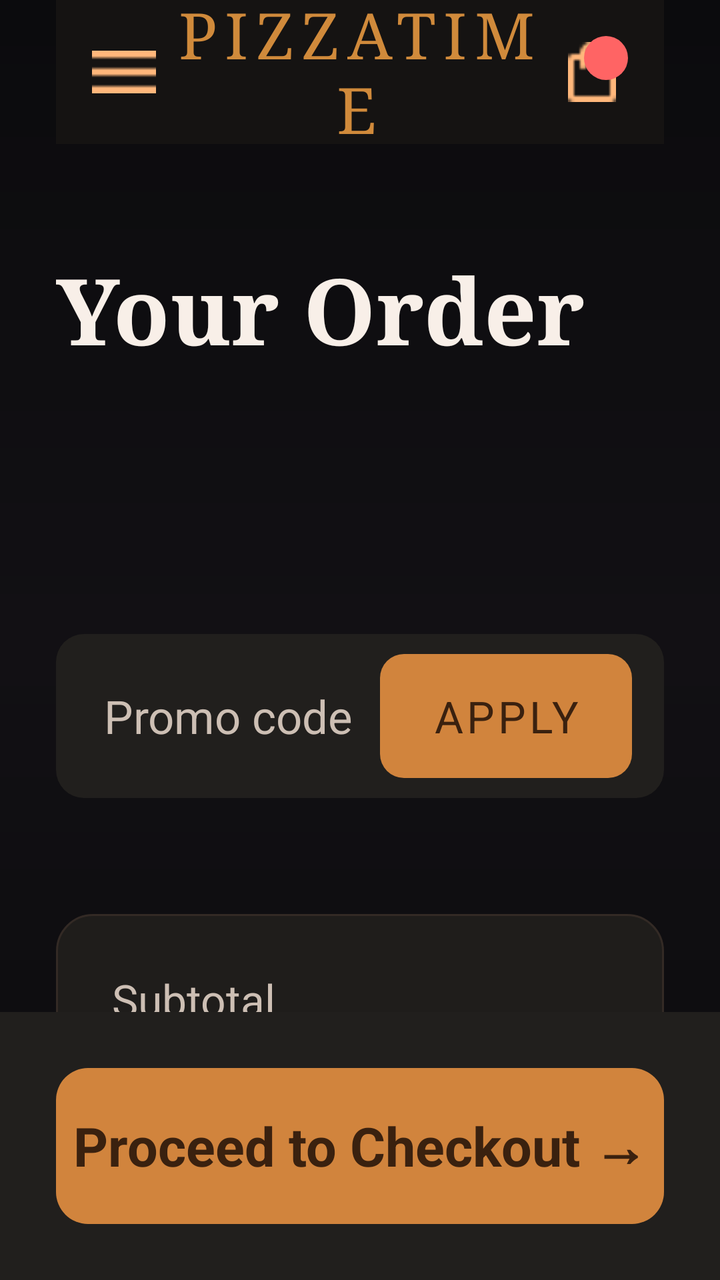
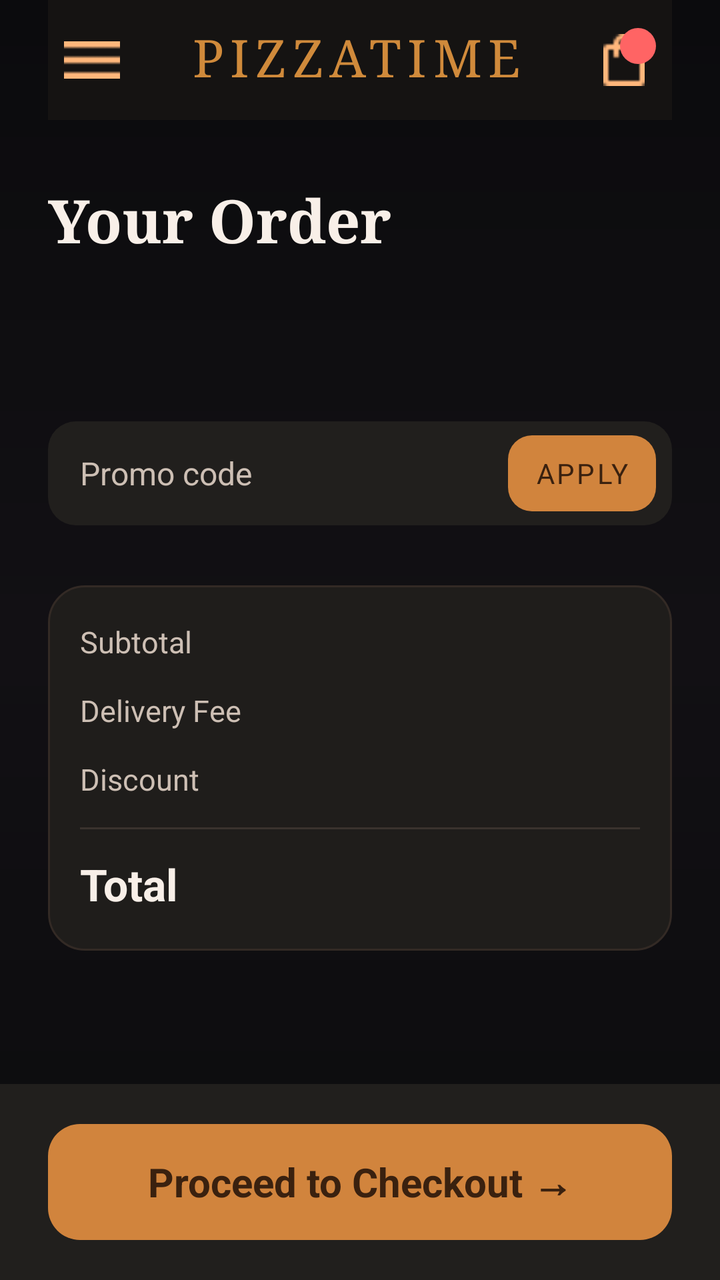

An Android layout rendered at two revisions. The XML below is the earlier revision; the diff shows what the commit changed to produce the second picture.
<!-- AndroidManifest.xml: application theme Theme.PizzaTime -->
<!-- res/layout/fragment_cart.xml -->
<?xml version="1.0" encoding="utf-8"?>
<FrameLayout xmlns:android="http://schemas.android.com/apk/res/android"
    android:id="@+id/cartRoot"
    android:layout_width="match_parent"
    android:layout_height="match_parent"
    android:background="@drawable/bg_app_dark">

    <ScrollView
        android:id="@+id/cartScroll"
        android:layout_width="match_parent"
        android:layout_height="match_parent"
        android:clipToPadding="false"
        android:overScrollMode="never"
        android:paddingBottom="150dp"
        android:scrollbars="none">

        <LinearLayout
            android:id="@+id/cartContent"
            android:layout_width="match_parent"
            android:layout_height="wrap_content"
            android:orientation="vertical"
            android:paddingStart="28dp"
            android:paddingEnd="28dp"
            android:paddingBottom="40dp">

            <LinearLayout
                android:id="@+id/cartTopBar"
                android:layout_width="match_parent"
                android:layout_height="72dp"
                android:background="@drawable/bg_top_bar_dark"
                android:gravity="center_vertical"
                android:orientation="horizontal"
                android:paddingStart="18dp"
                android:paddingEnd="18dp">

                <ImageView
                    android:id="@+id/btnMenu"
                    android:layout_width="32dp"
                    android:layout_height="32dp"
                    android:contentDescription="@string/menu_drawer_content_description"
                    android:src="@drawable/ic_menu" />

                <TextView
                    android:id="@+id/tvCartBrand"
                    android:layout_width="0dp"
                    android:layout_height="wrap_content"
                    android:layout_weight="1"
                    android:fontFamily="serif"
                    android:gravity="center"
                    android:includeFontPadding="false"
                    android:letterSpacing="0.12"
                    android:text="@string/menu_brand"
                    android:textColor="@color/pt_gold"
                    android:textSize="32sp" />

                <FrameLayout
                    android:id="@+id/btnCartIcon"
                    android:layout_width="36dp"
                    android:layout_height="36dp">

                    <ImageView
                        android:layout_width="30dp"
                        android:layout_height="30dp"
                        android:layout_gravity="center"
                        android:contentDescription="@string/detail_cart_content_description"
                        android:src="@drawable/ic_bag" />

                    <TextView
                        android:id="@+id/tvCartBadge"
                        android:layout_width="22dp"
                        android:layout_height="22dp"
                        android:layout_gravity="top|end"
                        android:background="@drawable/bg_badge_red"
                        android:gravity="center"
                        android:textColor="@color/pt_text_primary"
                        android:textSize="12sp"
                        android:textStyle="bold" />

                </FrameLayout>

            </LinearLayout>

            <TextView
                android:id="@+id/tvCartTitle"
                android:layout_width="match_parent"
                android:layout_height="wrap_content"
                android:layout_marginTop="58dp"
                android:fontFamily="serif"
                android:includeFontPadding="false"
                android:text="@string/cart_title"
                android:textColor="@color/pt_text_primary"
                android:textSize="46sp"
                android:textStyle="bold" />

            <TextView
                android:id="@+id/tvCartSubtitle"
                android:layout_width="match_parent"
                android:layout_height="wrap_content"
                android:layout_marginTop="14dp"
                android:textColor="@color/pt_text_secondary"
                android:textSize="20sp"
                android:textStyle="bold" />

            <LinearLayout
                android:id="@+id/cartItemContainer"
                android:layout_width="match_parent"
                android:layout_height="wrap_content"
                android:layout_marginTop="58dp"
                android:orientation="vertical" />

            <LinearLayout
                android:id="@+id/emptyCartView"
                android:layout_width="match_parent"
                android:layout_height="260dp"
                android:layout_marginTop="58dp"
                android:background="@drawable/bg_surface_panel"
                android:gravity="center"
                android:orientation="vertical"
                android:padding="28dp"
                android:visibility="gone">

                <ImageView
                    android:layout_width="56dp"
                    android:layout_height="56dp"
                    android:contentDescription="@string/cart_empty_title"
                    android:src="@drawable/ic_bag" />

                <TextView
                    android:layout_width="match_parent"
                    android:layout_height="wrap_content"
                    android:layout_marginTop="24dp"
                    android:fontFamily="serif"
                    android:gravity="center"
                    android:text="@string/cart_empty_title"
                    android:textColor="@color/pt_text_primary"
                    android:textSize="28sp" />

                <TextView
                    android:layout_width="match_parent"
                    android:layout_height="wrap_content"
                    android:layout_marginTop="12dp"
                    android:gravity="center"
                    android:text="@string/cart_empty_message"
                    android:textColor="@color/pt_text_secondary"
                    android:textSize="16sp" />

            </LinearLayout>

            <LinearLayout
                android:id="@+id/promoCodeBar"
                android:layout_width="match_parent"
                android:layout_height="82dp"
                android:layout_marginTop="34dp"
                android:background="@drawable/bg_promo_code_bar"
                android:gravity="center_vertical"
                android:orientation="horizontal"
                android:paddingStart="24dp"
                android:paddingEnd="16dp">

                <TextView
                    android:id="@+id/tvPromoHint"
                    android:layout_width="0dp"
                    android:layout_height="wrap_content"
                    android:layout_weight="1"
                    android:text="@string/cart_promo_hint"
                    android:textColor="@color/pt_text_secondary"
                    android:textSize="23sp" />

                <TextView
                    android:id="@+id/btnApplyPromo"
                    android:layout_width="126dp"
                    android:layout_height="62dp"
                    android:background="@drawable/bg_promo_apply"
                    android:clickable="true"
                    android:focusable="true"
                    android:gravity="center"
                    android:letterSpacing="0.08"
                    android:text="@string/cart_apply"
                    android:textColor="@color/pt_text_dark"
                    android:textSize="22sp" />

            </LinearLayout>

            <LinearLayout
                android:id="@+id/orderSummaryCard"
                android:layout_width="match_parent"
                android:layout_height="wrap_content"
                android:layout_marginTop="58dp"
                android:background="@drawable/bg_order_summary_card"
                android:orientation="vertical"
                android:padding="28dp">

                <LinearLayout
                    android:layout_width="match_parent"
                    android:layout_height="wrap_content"
                    android:orientation="horizontal">

                    <TextView
                        android:layout_width="0dp"
                        android:layout_height="wrap_content"
                        android:layout_weight="1"
                        android:text="@string/cart_subtotal"
                        android:textColor="@color/pt_text_secondary"
                        android:textSize="22sp" />

                    <TextView
                        android:id="@+id/tvSubtotal"
                        android:layout_width="wrap_content"
                        android:layout_height="wrap_content"
                        android:textColor="@color/pt_text_primary"
                        android:textSize="22sp" />

                </LinearLayout>

                <LinearLayout
                    android:layout_width="match_parent"
                    android:layout_height="wrap_content"
                    android:layout_marginTop="24dp"
                    android:orientation="horizontal">

                    <TextView
                        android:layout_width="0dp"
                        android:layout_height="wrap_content"
                        android:layout_weight="1"
                        android:text="@string/cart_delivery_fee"
                        android:textColor="@color/pt_text_secondary"
                        android:textSize="22sp" />

                    <TextView
                        android:id="@+id/tvDeliveryFee"
                        android:layout_width="wrap_content"
                        android:layout_height="wrap_content"
                        android:textColor="@color/pt_text_primary"
                        android:textSize="22sp" />

                </LinearLayout>

                <LinearLayout
                    android:layout_width="match_parent"
                    android:layout_height="wrap_content"
                    android:layout_marginTop="24dp"
                    android:orientation="horizontal">

                    <TextView
                        android:layout_width="0dp"
                        android:layout_height="wrap_content"
                        android:layout_weight="1"
                        android:text="@string/cart_discount"
                        android:textColor="@color/pt_text_secondary"
                        android:textSize="22sp" />

                    <TextView
                        android:id="@+id/tvDiscount"
                        android:layout_width="wrap_content"
                        android:layout_height="wrap_content"
                        android:textColor="#FF6262"
                        android:textSize="22sp" />

                </LinearLayout>

                <View
                    android:layout_width="match_parent"
                    android:layout_height="1dp"
                    android:layout_marginTop="24dp"
                    android:background="#3A332E" />

                <LinearLayout
                    android:layout_width="match_parent"
                    android:layout_height="wrap_content"
                    android:layout_marginTop="24dp"
                    android:gravity="center_vertical"
                    android:orientation="horizontal">

                    <TextView
                        android:layout_width="0dp"
                        android:layout_height="wrap_content"
                        android:layout_weight="1"
                        android:text="@string/cart_total"
                        android:textColor="@color/pt_text_primary"
                        android:textSize="30sp"
                        android:textStyle="bold" />

                    <TextView
                        android:id="@+id/tvTotal"
                        android:layout_width="wrap_content"
                        android:layout_height="wrap_content"
                        android:textColor="@color/pt_gold"
                        android:textSize="34sp"
                        android:textStyle="bold" />

                </LinearLayout>

            </LinearLayout>
            <View
                android:layout_width="match_parent"
                android:layout_height="130dp" />

        </LinearLayout>

    </ScrollView>

    <LinearLayout
        android:id="@+id/cartBottomBar"
        android:layout_width="match_parent"
        android:layout_height="134dp"
        android:layout_gravity="bottom"
        android:background="@drawable/bg_detail_bottom_bar"
        android:gravity="center"
        android:paddingStart="28dp"
        android:paddingEnd="28dp">

        <TextView
            android:id="@+id/btnProceedCheckout"
            android:layout_width="match_parent"
            android:layout_height="78dp"
            android:background="@drawable/bg_button_primary_gold"
            android:clickable="true"
            android:focusable="true"
            android:gravity="center"
            android:text="@string/cart_proceed_checkout"
            android:textColor="@color/pt_text_dark"
            android:textSize="27sp"
            android:textStyle="bold" />

    </LinearLayout>

</FrameLayout>
<!-- resources referenced by this layout -->
<resources>
  <color name="pt_gold">#D08A3B</color>
  <color name="pt_text_dark">#3A210F</color>
  <color name="pt_text_primary">#F8EFE8</color>
  <color name="pt_text_secondary">#CDBFB4</color>
  <!-- drawable bg_app_dark (drawable) -->
  <?xml version="1.0" encoding="utf-8"?>
  <shape xmlns:android="http://schemas.android.com/apk/res/android">
      <gradient
          android:angle="270"
          android:startColor="@color/pt_black"
          android:centerColor="@color/pt_dark"
          android:endColor="@color/pt_black" />
  </shape>
  <!-- drawable bg_badge_red (drawable) -->
  ﻿<shape xmlns:android="http://schemas.android.com/apk/res/android"
      android:shape="oval">
      <solid android:color="#FF6464" />
  </shape>
  <!-- drawable bg_button_primary_gold (drawable) -->
  ﻿<shape xmlns:android="http://schemas.android.com/apk/res/android">
      <corners android:radius="16dp" />
      <solid android:color="#D1843D" />
  </shape>
  <!-- drawable bg_detail_bottom_bar (drawable) -->
  ﻿<shape xmlns:android="http://schemas.android.com/apk/res/android">
      <solid android:color="#211F1D" />
  </shape>
  <!-- drawable bg_order_summary_card (drawable) -->
  ﻿<shape xmlns:android="http://schemas.android.com/apk/res/android">
      <corners android:radius="18dp" />
      <solid android:color="#1F1D1B" />
      <stroke
          android:width="1dp"
          android:color="#332A25" />
  </shape>
  <!-- drawable bg_promo_apply (drawable) -->
  ﻿<shape xmlns:android="http://schemas.android.com/apk/res/android">
      <corners android:radius="12dp" />
      <solid android:color="#D1843D" />
  </shape>
  <!-- drawable bg_promo_code_bar (drawable) -->
  ﻿<shape xmlns:android="http://schemas.android.com/apk/res/android">
      <corners android:radius="14dp" />
      <solid android:color="#211F1D" />
  </shape>
  <!-- drawable bg_surface_panel (drawable) -->
  ﻿<shape xmlns:android="http://schemas.android.com/apk/res/android">
      <corners android:radius="22dp" />
      <solid android:color="#211F1D" />
      <stroke
          android:width="1dp"
          android:color="#3F332A" />
  </shape>
  <!-- drawable bg_top_bar_dark (drawable) -->
  ﻿<shape xmlns:android="http://schemas.android.com/apk/res/android">
      <solid android:color="#151312" />
  </shape>
  <!-- drawable ic_bag: png bitmap (drawable, 350 bytes) -->
  <!-- drawable ic_menu: png bitmap (drawable, 172 bytes) -->
  <string name="cart_apply">APPLY</string>
  <string name="cart_delivery_fee">Delivery Fee</string>
  <string name="cart_discount">Discount</string>
  <string name="cart_empty_message">Add a pizza to begin your late-night indulgence.</string>
  <string name="cart_empty_title">Your cart is empty</string>
  <string name="cart_proceed_checkout">Proceed to Checkout →</string>
  <string name="cart_promo_hint">Promo code</string>
  <string name="cart_subtotal">Subtotal</string>
  <string name="cart_title">Your Order</string>
  <string name="cart_total">Total</string>
  <string name="detail_cart_content_description">Cart</string>
  <string name="menu_brand">PIZZATIME</string>
  <string name="menu_drawer_content_description">Open menu</string>
  <style name="Theme.PizzaTime" parent="Theme.MaterialComponents.DayNight.NoActionBar">
          
          <item name="colorOnPrimary">@color/white</item>
          
          <item name="colorOnSecondary">@color/black</item>
          
          <item name="android:statusBarColor">?attr/colorPrimaryVariant</item>
          
      </style>
  <color name="pt_black">#0B0B0D</color>
  <color name="pt_dark">#121014</color>
  <color name="white">#FFFFFFFF</color>
  <color name="black">#FF000000</color>
</resources>

<!-- the commit's change to res/layout/fragment_cart.xml (unified diff, before → after) -->
@@ -11,7 +11,7 @@
         android:layout_height="match_parent"
         android:clipToPadding="false"
         android:overScrollMode="never"
-        android:paddingBottom="150dp"
+        android:paddingBottom="112dp"
         android:scrollbars="none">
 
         <LinearLayout
@@ -19,24 +19,24 @@
             android:layout_width="match_parent"
             android:layout_height="wrap_content"
             android:orientation="vertical"
-            android:paddingStart="28dp"
-            android:paddingEnd="28dp"
-            android:paddingBottom="40dp">
+            android:paddingStart="24dp"
+            android:paddingEnd="24dp"
+            android:paddingBottom="24dp">
 
             <LinearLayout
                 android:id="@+id/cartTopBar"
                 android:layout_width="match_parent"
-                android:layout_height="72dp"
+                android:layout_height="60dp"
                 android:background="@drawable/bg_top_bar_dark"
                 android:gravity="center_vertical"
                 android:orientation="horizontal"
-                android:paddingStart="18dp"
-                android:paddingEnd="18dp">
+                android:paddingStart="8dp"
+                android:paddingEnd="8dp">
 
                 <ImageView
                     android:id="@+id/btnMenu"
-                    android:layout_width="32dp"
-                    android:layout_height="32dp"
+                    android:layout_width="28dp"
+                    android:layout_height="28dp"
                     android:contentDescription="@string/menu_drawer_content_description"
                     android:src="@drawable/ic_menu" />
 
@@ -51,29 +51,29 @@
                     android:letterSpacing="0.12"
                     android:text="@string/menu_brand"
                     android:textColor="@color/pt_gold"
-                    android:textSize="32sp" />
+                    android:textSize="26sp" />
 
                 <FrameLayout
                     android:id="@+id/btnCartIcon"
-                    android:layout_width="36dp"
-                    android:layout_height="36dp">
+                    android:layout_width="32dp"
+                    android:layout_height="32dp">
 
                     <ImageView
-                        android:layout_width="30dp"
-                        android:layout_height="30dp"
+                        android:layout_width="26dp"
+                        android:layout_height="26dp"
                         android:layout_gravity="center"
                         android:contentDescription="@string/detail_cart_content_description"
                         android:src="@drawable/ic_bag" />
 
                     <TextView
                         android:id="@+id/tvCartBadge"
-                        android:layout_width="22dp"
-                        android:layout_height="22dp"
+                        android:layout_width="18dp"
+                        android:layout_height="18dp"
                         android:layout_gravity="top|end"
                         android:background="@drawable/bg_badge_red"
                         android:gravity="center"
                         android:textColor="@color/pt_text_primary"
-                        android:textSize="12sp"
+                        android:textSize="11sp"
                         android:textStyle="bold" />
 
                 </FrameLayout>
@@ -84,92 +84,95 @@
                 android:id="@+id/tvCartTitle"
                 android:layout_width="match_parent"
                 android:layout_height="wrap_content"
-                android:layout_marginTop="58dp"
+                android:layout_marginTop="34dp"
                 android:fontFamily="serif"
                 android:includeFontPadding="false"
                 android:text="@string/cart_title"
                 android:textColor="@color/pt_text_primary"
-                android:textSize="46sp"
+                android:textSize="30sp"
                 android:textStyle="bold" />
 
             <TextView
                 android:id="@+id/tvCartSubtitle"
                 android:layout_width="match_parent"
                 android:layout_height="wrap_content"
-                android:layout_marginTop="14dp"
+                android:layout_marginTop="6dp"
                 android:textColor="@color/pt_text_secondary"
-                android:textSize="20sp"
+                android:textSize="13sp"
                 android:textStyle="bold" />
 
             <LinearLayout
                 android:id="@+id/cartItemContainer"
                 android:layout_width="match_parent"
                 android:layout_height="wrap_content"
-                android:layout_marginTop="58dp"
+                android:layout_marginTop="30dp"
                 android:orientation="vertical" />
 
             <LinearLayout
                 android:id="@+id/emptyCartView"
                 android:layout_width="match_parent"
-                android:layout_height="260dp"
-                android:layout_marginTop="58dp"
+                android:layout_height="190dp"
+                android:layout_marginTop="30dp"
                 android:background="@drawable/bg_surface_panel"
                 android:gravity="center"
                 android:orientation="vertical"
-                android:padding="28dp"
+                android:padding="20dp"
                 android:visibility="gone">
 
                 <ImageView
-                    android:layout_width="56dp"
-                    android:layout_height="56dp"
+                    android:layout_width="42dp"
+                    android:layout_height="42dp"
                     android:contentDescription="@string/cart_empty_title"
                     android:src="@drawable/ic_bag" />
 
                 <TextView
                     android:layout_width="match_parent"
                     android:layout_height="wrap_content"
-                    android:layout_marginTop="24dp"
+                    android:layout_marginTop="18dp"
                     android:fontFamily="serif"
                     android:gravity="center"
                     android:text="@string/cart_empty_title"
                     android:textColor="@color/pt_text_primary"
-                    android:textSize="28sp" />
+                    android:textSize="22sp" />
 
                 <TextView
                     android:layout_width="match_parent"
                     android:layout_height="wrap_content"
-                    android:layout_marginTop="12dp"
+                    android:layout_marginTop="8dp"
                     android:gravity="center"
                     android:text="@string/cart_empty_message"
                     android:textColor="@color/pt_text_secondary"
-                    android:textSize="16sp" />
+                    android:textSize="13sp" />
 
             </LinearLayout>
 
             <LinearLayout
                 android:id="@+id/promoCodeBar"
                 android:layout_width="match_parent"
-                android:layout_height="82dp"
-                android:layout_marginTop="34dp"
+                android:layout_height="52dp"
+                android:layout_marginTop="28dp"
                 android:background="@drawable/bg_promo_code_bar"
                 android:gravity="center_vertical"
                 android:orientation="horizontal"
-                android:paddingStart="24dp"
-                android:paddingEnd="16dp">
-
-                <TextView
+                android:paddingStart="16dp"
+                android:paddingEnd="8dp">
+
+                <EditText
                     android:id="@+id/tvPromoHint"
                     android:layout_width="0dp"
                     android:layout_height="wrap_content"
                     android:layout_weight="1"
-                    android:text="@string/cart_promo_hint"
-                    android:textColor="@color/pt_text_secondary"
-                    android:textSize="23sp" />
+                    android:hint="@string/cart_promo_hint"
+                    android:importantForAutofill="no"
+                    android:textColorHint="@color/pt_text_secondary"
+                    android:textSize="16sp"
+                    android:background="@null"
+                    android:inputType="text" />
 
                 <TextView
                     android:id="@+id/btnApplyPromo"
-                    android:layout_width="126dp"
-                    android:layout_height="62dp"
+                    android:layout_width="74dp"
+                    android:layout_height="38dp"
                     android:background="@drawable/bg_promo_apply"
                     android:clickable="true"
                     android:focusable="true"
@@ -177,7 +180,7 @@
                     android:letterSpacing="0.08"
                     android:text="@string/cart_apply"
                     android:textColor="@color/pt_text_dark"
-                    android:textSize="22sp" />
+                    android:textSize="14sp" />
 
             </LinearLayout>
 
@@ -185,10 +188,13 @@
                 android:id="@+id/orderSummaryCard"
                 android:layout_width="match_parent"
                 android:layout_height="wrap_content"
-                android:layout_marginTop="58dp"
+                android:layout_marginTop="30dp"
                 android:background="@drawable/bg_order_summary_card"
                 android:orientation="vertical"
-                android:padding="28dp">
+                android:paddingStart="16dp"
+                android:paddingTop="18dp"
+                android:paddingEnd="16dp"
+                android:paddingBottom="18dp">
 
                 <LinearLayout
                     android:layout_width="match_parent"
@@ -201,21 +207,21 @@
                         android:layout_weight="1"
                         android:text="@string/cart_subtotal"
                         android:textColor="@color/pt_text_secondary"
-                        android:textSize="22sp" />
+                        android:textSize="15sp" />
 
                     <TextView
                         android:id="@+id/tvSubtotal"
                         android:layout_width="wrap_content"
                         android:layout_height="wrap_content"
                         android:textColor="@color/pt_text_primary"
-                        android:textSize="22sp" />
+                        android:textSize="15sp" />
 
                 </LinearLayout>
 
                 <LinearLayout
                     android:layout_width="match_parent"
                     android:layout_height="wrap_content"
-                    android:layout_marginTop="24dp"
+                    android:layout_marginTop="14dp"
                     android:orientation="horizontal">
 
                     <TextView
@@ -224,21 +230,21 @@
                         android:layout_weight="1"
                         android:text="@string/cart_delivery_fee"
                         android:textColor="@color/pt_text_secondary"
-                        android:textSize="22sp" />
+                        android:textSize="15sp" />
 
                     <TextView
                         android:id="@+id/tvDeliveryFee"
                         android:layout_width="wrap_content"
                         android:layout_height="wrap_content"
                         android:textColor="@color/pt_text_primary"
-                        android:textSize="22sp" />
+                        android:textSize="15sp" />
 
                 </LinearLayout>
 
                 <LinearLayout
                     android:layout_width="match_parent"
                     android:layout_height="wrap_content"
-                    android:layout_marginTop="24dp"
+                    android:layout_marginTop="14dp"
                     android:orientation="horizontal">
 
                     <TextView
@@ -247,27 +253,27 @@
                         android:layout_weight="1"
                         android:text="@string/cart_discount"
                         android:textColor="@color/pt_text_secondary"
-                        android:textSize="22sp" />
+                        android:textSize="15sp" />
 
                     <TextView
                         android:id="@+id/tvDiscount"
                         android:layout_width="wrap_content"
                         android:layout_height="wrap_content"
                         android:textColor="#FF6262"
-                        android:textSize="22sp" />
+                        android:textSize="15sp" />
 
                 </LinearLayout>
 
                 <View
                     android:layout_width="match_parent"
                     android:layout_height="1dp"
-                    android:layout_marginTop="24dp"
+                    android:layout_marginTop="14dp"
                     android:background="#3A332E" />
 
                 <LinearLayout
                     android:layout_width="match_parent"
                     android:layout_height="wrap_content"
-                    android:layout_marginTop="24dp"
+                    android:layout_marginTop="12dp"
                     android:gravity="center_vertical"
                     android:orientation="horizontal">
 
@@ -277,7 +283,7 @@
                         android:layout_weight="1"
                         android:text="@string/cart_total"
                         android:textColor="@color/pt_text_primary"
-                        android:textSize="30sp"
+                        android:textSize="22sp"
                         android:textStyle="bold" />
 
                     <TextView
@@ -285,7 +291,7 @@
                         android:layout_width="wrap_content"
                         android:layout_height="wrap_content"
                         android:textColor="@color/pt_gold"
-                        android:textSize="34sp"
+                        android:textSize="23sp"
                         android:textStyle="bold" />
 
                 </LinearLayout>
@@ -293,7 +299,7 @@
             </LinearLayout>
             <View
                 android:layout_width="match_parent"
-                android:layout_height="130dp" />
+                android:layout_height="82dp" />
 
         </LinearLayout>
 
@@ -302,24 +308,24 @@
     <LinearLayout
         android:id="@+id/cartBottomBar"
         android:layout_width="match_parent"
-        android:layout_height="134dp"
+        android:layout_height="98dp"
         android:layout_gravity="bottom"
         android:background="@drawable/bg_detail_bottom_bar"
         android:gravity="center"
-        android:paddingStart="28dp"
-        android:paddingEnd="28dp">
+        android:paddingStart="24dp"
+        android:paddingEnd="24dp">
 
         <TextView
             android:id="@+id/btnProceedCheckout"
             android:layout_width="match_parent"
-            android:layout_height="78dp"
+            android:layout_height="58dp"
             android:background="@drawable/bg_button_primary_gold"
             android:clickable="true"
             android:focusable="true"
             android:gravity="center"
             android:text="@string/cart_proceed_checkout"
             android:textColor="@color/pt_text_dark"
-            android:textSize="27sp"
+            android:textSize="20sp"
             android:textStyle="bold" />
 
     </LinearLayout>
